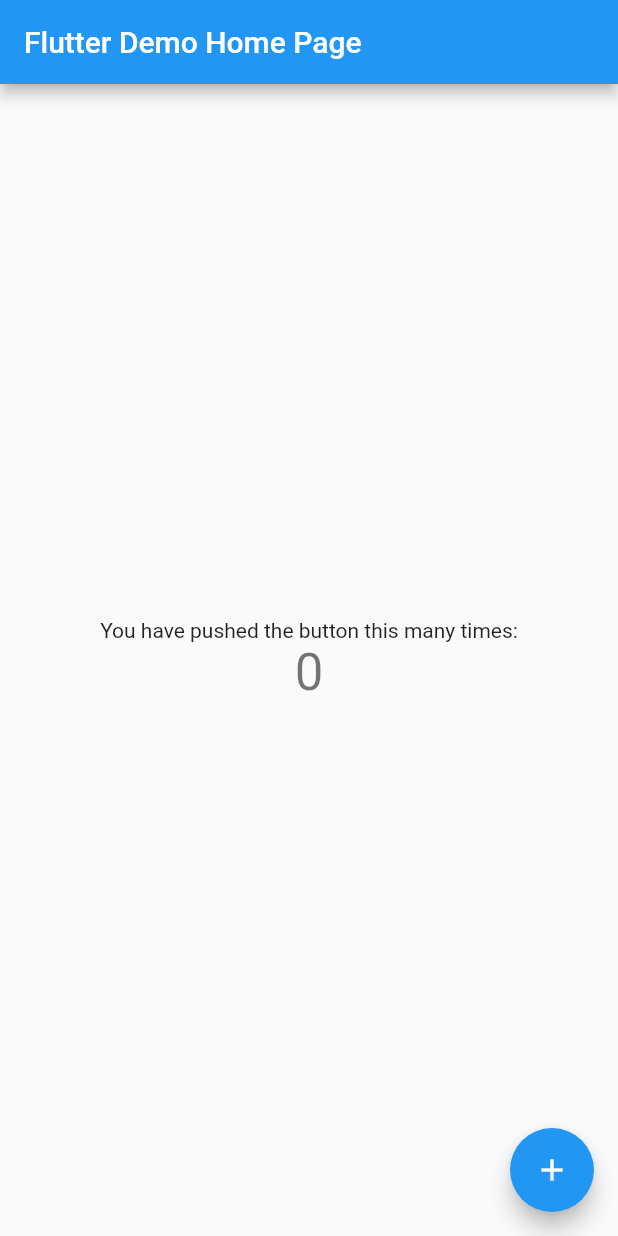
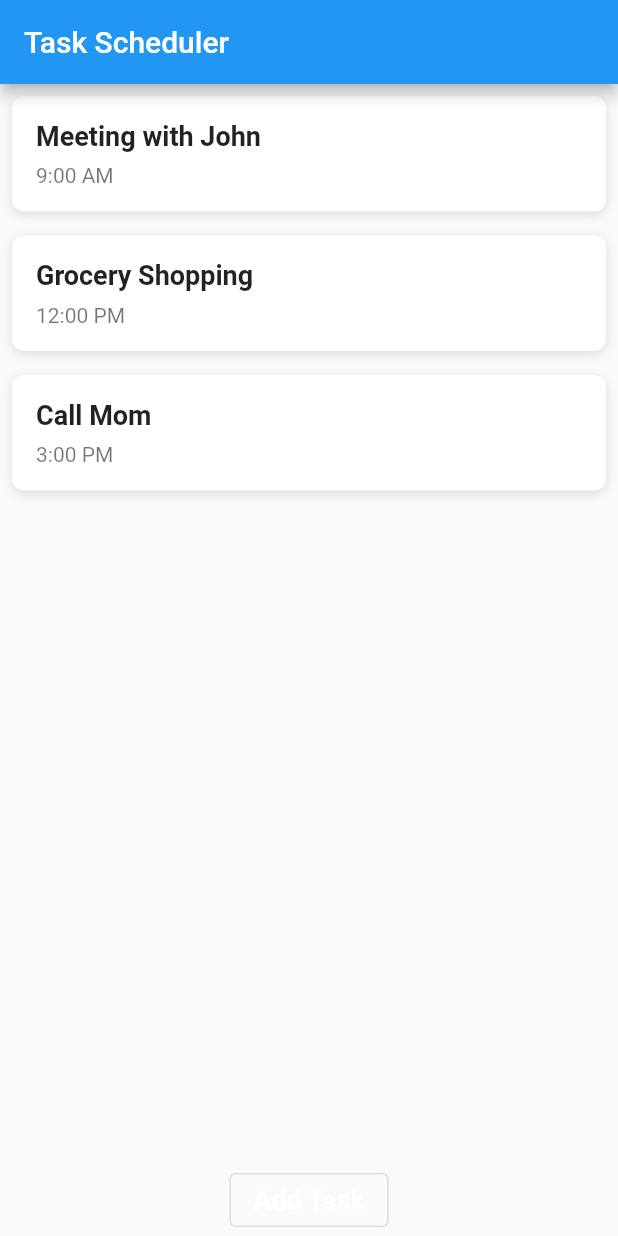
Before and after one commit to mohsinenur/task-scheduler, a Flutter app: the screen it shows after launch, on a phone screen of 412 x 824 dp. Run offline on Flutter 3.47's test engine with Material 2 defaults, Android fonts, the phone set to English and light mode, and no system bars; our stand-ins replace sqflite; accounts and stored records are empty.

Commit message:
sqlite setup

```diff
--- a/lib/main.dart
+++ b/lib/main.dart
@@ -1,115 +1,16 @@
 import 'package:flutter/material.dart';
+import 'package:task_scheduler/pages/home_page.dart';
 
-void main() {
-  runApp(const MyApp());
-}
+void main() => runApp(const MyApp());
 
 class MyApp extends StatelessWidget {
   const MyApp({super.key});
 
-  // This widget is the root of your application.
   @override
   Widget build(BuildContext context) {
-    return MaterialApp(
-      title: 'Flutter Demo',
-      theme: ThemeData(
-        // This is the theme of your application.
-        //
-        // Try running your application with "flutter run". You'll see the
-        // application has a blue toolbar. Then, without quitting the app, try
-        // changing the primarySwatch below to Colors.green and then invoke
-        // "hot reload" (press "r" in the console where you ran "flutter run",
-        // or simply save your changes to "hot reload" in a Flutter IDE).
-        // Notice that the counter didn't reset back to zero; the application
-        // is not restarted.
-        primarySwatch: Colors.blue,
-      ),
-      home: const MyHomePage(title: 'Flutter Demo Home Page'),
+    return const MaterialApp(
+      title: 'Task Scheduler',
+      home: HomePage(),
     );
   }
 }
-
-class MyHomePage extends StatefulWidget {
-  const MyHomePage({super.key, required this.title});
-
-  // This widget is the home page of your application. It is stateful, meaning
-  // that it has a State object (defined below) that contains fields that affect
-  // how it looks.
-
-  // This class is the configuration for the state. It holds the values (in this
-  // case the title) provided by the parent (in this case the App widget) and
-  // used by the build method of the State. Fields in a Widget subclass are
-  // always marked "final".
-
-  final String title;
-
-  @override
-  State<MyHomePage> createState() => _MyHomePageState();
-}
-
-class _MyHomePageState extends State<MyHomePage> {
-  int _counter = 0;
-
-  void _incrementCounter() {
-    setState(() {
-      // This call to setState tells the Flutter framework that something has
-      // changed in this State, which causes it to rerun the build method below
-      // so that the display can reflect the updated values. If we changed
-      // _counter without calling setState(), then the build method would not be
-      // called again, and so nothing would appear to happen.
-      _counter++;
-    });
-  }
-
-  @override
-  Widget build(BuildContext context) {
-    // This method is rerun every time setState is called, for instance as done
-    // by the _incrementCounter method above.
-    //
-    // The Flutter framework has been optimized to make rerunning build methods
-    // fast, so that you can just rebuild anything that needs updating rather
-    // than having to individually change instances of widgets.
-    return Scaffold(
-      appBar: AppBar(
-        // Here we take the value from the MyHomePage object that was created by
-        // the App.build method, and use it to set our appbar title.
-        title: Text(widget.title),
-      ),
-      body: Center(
-        // Center is a layout widget. It takes a single child and positions it
-        // in the middle of the parent.
-        child: Column(
-          // Column is also a layout widget. It takes a list of children and
-          // arranges them vertically. By default, it sizes itself to fit its
-          // children horizontally, and tries to be as tall as its parent.
-          //
-          // Invoke "debug painting" (press "p" in the console, choose the
-          // "Toggle Debug Paint" action from the Flutter Inspector in Android
-          // Studio, or the "Toggle Debug Paint" command in Visual Studio Code)
-          // to see the wireframe for each widget.
-          //
-          // Column has various properties to control how it sizes itself and
-          // how it positions its children. Here we use mainAxisAlignment to
-          // center the children vertically; the main axis here is the vertical
-          // axis because Columns are vertical (the cross axis would be
-          // horizontal).
-          mainAxisAlignment: MainAxisAlignment.center,
-          children: <Widget>[
-            const Text(
-              'You have pushed the button this many times:',
-            ),
-            Text(
-              '$_counter',
-              style: Theme.of(context).textTheme.headlineMedium,
-            ),
-          ],
-        ),
-      ),
-      floatingActionButton: FloatingActionButton(
-        onPressed: _incrementCounter,
-        tooltip: 'Increment',
-        child: const Icon(Icons.add),
-      ), // This trailing comma makes auto-formatting nicer for build methods.
-    );
-  }
-}
--- /dev/null
+++ b/lib/pages/home_page.dart
@@ -0,0 +1,177 @@
+import 'package:flutter/material.dart';
+import 'package:path_provider/path_provider.dart';
+import 'package:sqflite/sqflite.dart';
+
+class HomePage extends StatefulWidget {
+  const HomePage({super.key});
+
+  @override
+  State<HomePage> createState() => _HomePageState();
+}
+
+class _HomePageState extends State<HomePage> {
+  final _taskController = TextEditingController();
+  final _timeController = TextEditingController();
+
+
+  final List<Task> _tasks = [
+    Task(title: 'Meeting with John', time: '9:00 AM'),
+    Task(title: 'Grocery Shopping', time: '12:00 PM'),
+    Task(title: 'Call Mom', time: '3:00 PM'),
+  ];
+
+  Future<void> initializeDatabase() async {
+    var directory = await getApplicationDocumentsDirectory();
+    var dbPath = '${directory.path}/tasks.db';
+    Database db = await openDatabase(dbPath, version: 1, onCreate: _onCreate);
+  }
+
+  void _onCreate(Database db, int version) async {
+      await db.execute(
+          'CREATE TABLE tasks (id INTEGER PRIMARY KEY, title TEXT, time TEXT)');
+  }
+
+  @override
+  Widget build(BuildContext context) {
+    return Scaffold(
+      appBar: AppBar(
+        title: const Text('Task Scheduler'),
+      ),
+      body: Column(
+        children: <Widget>[
+          Expanded(
+            child: ListView.builder(
+              itemCount: _tasks.length,
+              itemBuilder: (context, index) {
+                return TaskCard(
+                  taskTitle: _tasks[index].title,
+                  taskTime: _tasks[index].time,
+                );
+              },
+            ),
+          ),
+          addTaskButton(),
+        ],
+      ),
+    );
+  }
+
+  Widget addTaskButton() {
+    return Container(
+      alignment: Alignment.center,
+      child: OutlinedButton(
+        onPressed: () {
+          showDialog(
+            context: context,
+            builder: (context) {
+              return AlertDialog(
+                title: const Text('Add Task'),
+                content: Column(
+                  mainAxisSize: MainAxisSize.min,
+                  children: <Widget>[
+                    TextField(
+                      controller: _taskController,
+                      decoration: const InputDecoration(hintText: 'Task Title'),
+                    ),
+                    const SizedBox(height: 8),
+                    TextField(
+                      controller: _timeController,
+                      decoration: const InputDecoration(hintText: 'Task Time'),
+                    ),
+                  ],
+                ),
+                actions: <Widget>[
+                  OutlinedButton(
+                    child: const Text('Save'),
+                    onPressed: () {
+                      if (_taskController.text.isNotEmpty &&
+                          _timeController.text.isNotEmpty) {
+                        setState(() {
+                          _tasks.add(Task(
+                            title: _taskController.text,
+                            time: _timeController.text,
+                          ));
+                        });
+                        _taskController.clear();
+                        _timeController.clear();
+                      }
+                      Navigator.of(context).pop();
+                    },
+                  ),
+                  OutlinedButton(
+                    child: const Text('Cancel'),
+                    onPressed: () {
+                      Navigator.of(context).pop();
+                    },
+                  ),
+                ],
+              );
+            },
+          );
+        },
+        child: const Text(
+          'Add Task',
+          style: TextStyle(
+            color: Colors.white,
+            fontSize: 18,
+          ),
+        ),
+      ),
+    );
+  }
+}
+
+class Task {
+  final String title;
+  final String time;
+
+  Task({required this.title, required this.time});
+}
+
+class TaskCard extends StatelessWidget {
+  final String taskTitle;
+  final String taskTime;
+
+  const TaskCard({super.key, required this.taskTitle, required this.taskTime});
+
+  @override
+  Widget build(BuildContext context) {
+    return Container(
+      margin: const EdgeInsets.all(8),
+      padding: const EdgeInsets.all(16),
+      decoration: BoxDecoration(
+        color: Colors.white,
+        boxShadow: const [
+          BoxShadow(
+            color: Colors.black12,
+            blurRadius: 6,
+            offset: Offset(0, 2),
+          ),
+        ],
+        borderRadius: BorderRadius.circular(8),
+      ),
+      child: Column(
+        crossAxisAlignment: CrossAxisAlignment.start,
+        children: <Widget>[
+          Text(
+            taskTitle,
+            style: const TextStyle(
+              fontSize: 18,
+              fontWeight: FontWeight.bold,
+            ),
+          ),
+          const SizedBox(
+            height: 8,
+          ),
+          Text(
+            taskTime,
+            style: const TextStyle(
+              color: Colors.black54,
+              fontSize: 14,
+            ),
+          ),
+        ],
+      ),
+    );
+  }
+}
--- a/pubspec.yaml
+++ b/pubspec.yaml
@@ -36,6 +36,8 @@ dependencies:
   # The following adds the Cupertino Icons font to your application.
   # Use with the CupertinoIcons class for iOS style icons.
   cupertino_icons: ^1.0.2
+  sqflite: ^1.3.1
+  path_provider: ^1.6.28
 
 dev_dependencies:
   flutter_test:
```
Also changed, not shown: pubspec.lock, 1 other file.
